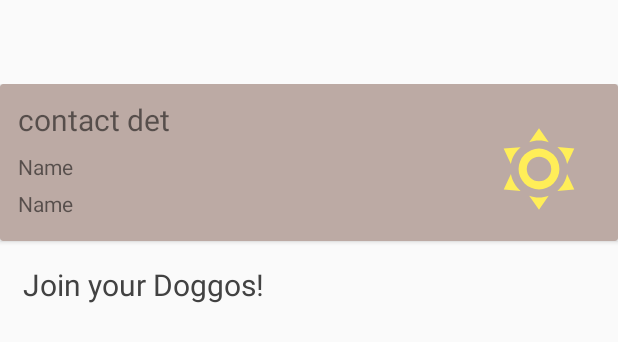
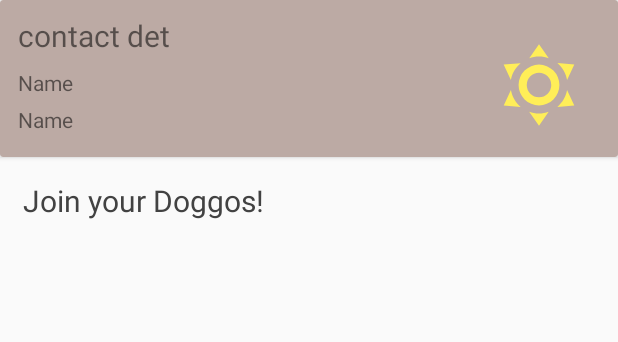
Before and after one commit to theastrocoder/DoggoDate, an Android app: the layout fragment_home.xml on its own in the app's theme, with its tools: preview values and no code run, on a phone screen of 412 x 824 dp. Shown: the top 342 px of the screen. Run offline under Robolectric (Android 15) with nearby library versions, the phone set to English and light mode, and no system bars.

Commit message:
Home screen bug fixed

```diff
--- a/app/src/main/res/layout/fragment_home.xml
+++ b/app/src/main/res/layout/fragment_home.xml
@@ -4,7 +4,6 @@
     android:layout_height="match_parent"
     xmlns:tools="http://schemas.android.com/tools"
     xmlns:app="http://schemas.android.com/apk/res-auto"
-    android:layout_marginTop="?attr/actionBarSize"
     tools:context=".HomeFragment"
     android:backgroundTint="#FFF">
 
```
